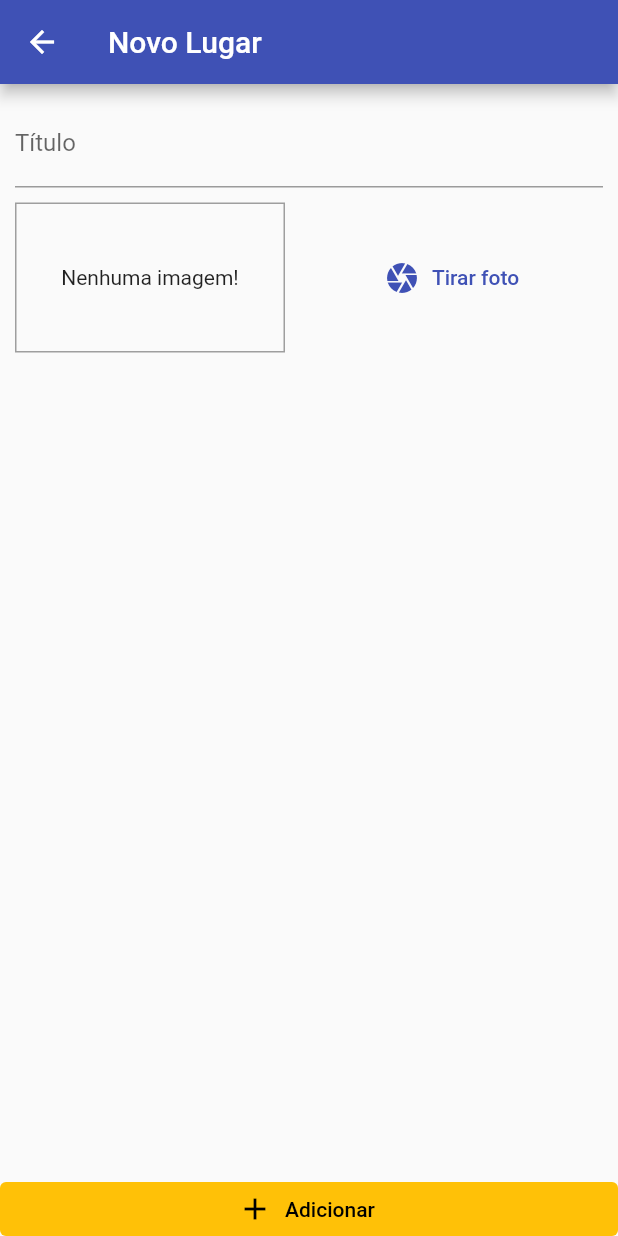
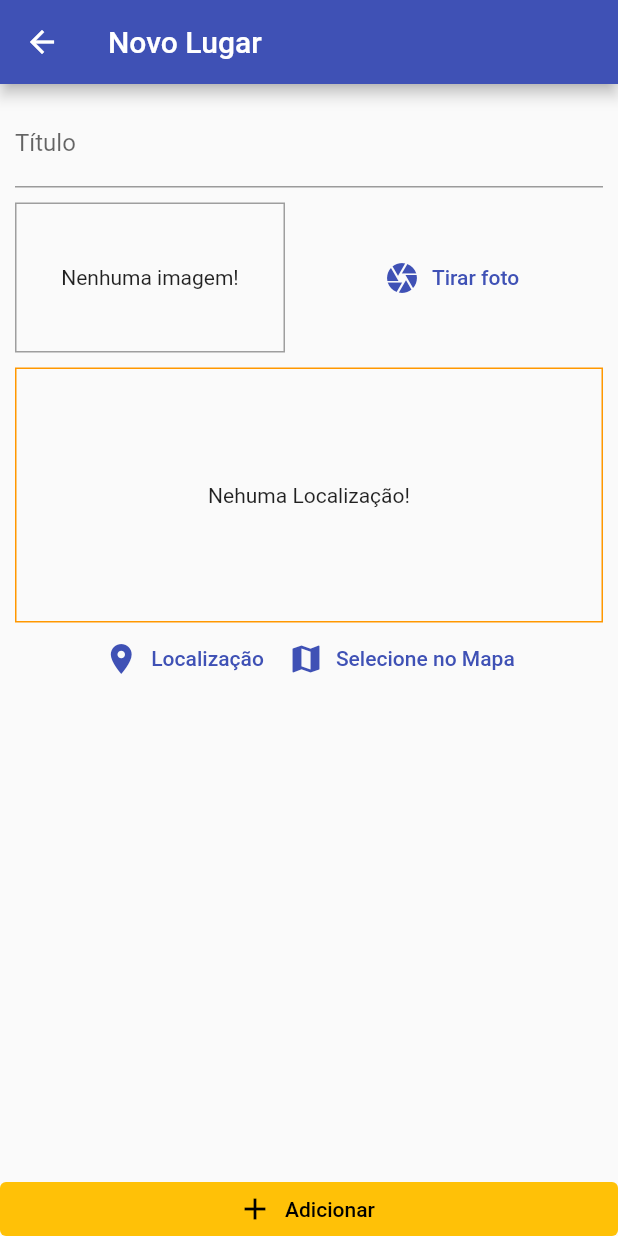
Before and after one commit to caioss8/places_map, a Flutter app: the screen it shows after launch, after a tap on the "add" icon, on a phone screen of 412 x 824 dp. Run offline on Flutter 3.47's test engine with Material 2 defaults, Android fonts, the light colour scheme and no system bars; our stand-ins replace image_picker, sqflite; accounts and stored records are empty.

Commit message:
wip 161220201

```diff
--- a/analysis_options.yaml
+++ b/analysis_options.yaml
@@ -7,7 +7,7 @@
 
 # The following line activates a set of recommended lints for Flutter apps,
 # packages, and plugins designed to encourage good coding practices.
-include: package:flutter_lints/flutter.yaml
+# include: package:flutter_lints/flutter.yaml
 
 linter:
   # The lint rules applied to this project can be customized in the
--- a/lib/provider/great_places.dart
+++ b/lib/provider/great_places.dart
@@ -3,9 +3,28 @@
 
 import 'package:flutter/material.dart';
 import 'package:great_places/models/place.dart';
+import 'package:great_places/utils/db_util.dart';
 
 class GreatPlaces with ChangeNotifier {
   List<Place> _items = [];
+
+  Future<void> loadPlaces() async {
+    final dataList = await DbUtil.getData('places');
+    _items = dataList
+        .map(
+          (item) => Place(
+            id: item['id'],
+            title: item['title'],
+            image: File(item['image']),
+            location: PlaceLocation(
+              latitude: 0.0,
+              longitude: 0.0,
+            ),
+          ),
+        )
+        .toList();
+    notifyListeners();
+  }
 
   List<Place> get items {
     return [..._items];
@@ -19,20 +38,23 @@
     return _items[index];
   }
 
-  void addPlace(String title, File image){
+  void addPlace(String title, File image) {
     final newPlace = Place(
       id: Random().nextDouble().toString(),
       title: title,
       image: image,
       location: PlaceLocation(
-        address: 'a',
-        latitude: 2,
-        longitude: 2,
+        latitude: 0.0,
+        longitude: 0.0,
       ),
     );
 
     _items.add(newPlace);
+    DbUtil.insert('places', {
+      'id': newPlace.id,
+      'title': newPlace.title,
+      'image': newPlace.image.path,
+    });
     notifyListeners();
-
   }
 }
--- a/lib/screens/place_form_screen.dart
+++ b/lib/screens/place_form_screen.dart
@@ -1,8 +1,8 @@
 import 'dart:io';
-
 import 'package:flutter/material.dart';
 import 'package:great_places/provider/great_places.dart';
 import 'package:great_places/widgets/image_input.dart';
+import 'package:great_places/widgets/location_input.dart';
 import 'package:provider/provider.dart';
 
 
@@ -55,6 +55,8 @@
                     ),
                     SizedBox(height: 10),
                     ImageInput(this._selectImage),
+                    SizedBox(height: 10),
+                    LocationInput(),
                   ],
                 ),
               ),
--- a/lib/screens/places_list_screen.dart
+++ b/lib/screens/places_list_screen.dart
@@ -18,7 +18,14 @@
           ),
         ],
       ),
-      body: Consumer<GreatPlaces>(
+      body: FutureBuilder(
+        future: Provider.of<GreatPlaces>(context, listen: false).loadPlaces(),
+        builder: (ctx, snapshot) =>
+        snapshot.connectionState == ConnectionState.waiting
+            ? Center(
+                child: CircularProgressIndicator(),
+              )
+            : Consumer<GreatPlaces>(
                 child: Center(child: Text('Nenhum local cadastrado!')),
                 builder: (ctx, greatPlaces, ch) => greatPlaces.itemsCount == 0
                     ? ch!
@@ -31,9 +38,8 @@
                                 ),
                               ),
                               title: Text(greatPlaces.itemByIndex(i).title),
-                onTap: (){},
-              )
-            )
+                              onTap: () {},
+                            ))),
       ),
     );
   }
--- /dev/null
+++ b/lib/utils/db_util.dart
@@ -0,0 +1,30 @@
+import 'package:path/path.dart' as path;
+import 'package:sqflite/sqflite.dart' as sql;
+
+class DbUtil {
+  static Future<sql.Database> database() async {
+    final dbPath = await sql.getDatabasesPath();
+    return sql.openDatabase(
+      path.join(dbPath, 'places.db'),
+      onCreate: (db, version) {
+        return  db.execute(
+            'CREATE TABLE places (id TEXT PRIMARY KEY, title TEXT, image TEXT)');
+      },
+      version: 1,
+    );
+  }
+
+  static Future<void> insert(String table, Map<String, Object> data) async {
+    final db = await DbUtil.database();
+    await db.insert(
+      table,
+      data,
+      conflictAlgorithm: sql.ConflictAlgorithm.replace,
+    );
+  }
+
+  static Future<List<Map<String, dynamic>>> getData(String table) async {
+     final db = await DbUtil.database();
+     return db.query(table);
+  }
+}
--- /dev/null
+++ b/lib/widgets/location_input.dart
@@ -0,0 +1,49 @@
+import 'package:flutter/material.dart';
+
+class LocationInput extends StatefulWidget {
+  const LocationInput({Key? key}) : super(key: key);
+
+  @override
+  _LocationInputState createState() => _LocationInputState();
+}
+
+class _LocationInputState extends State<LocationInput> {
+  String? _previewImageUrl;
+
+  @override
+  Widget build(BuildContext context) {
+    return Column(
+      children: [
+        Container(
+          height: 170,
+          width: double.infinity,
+          alignment: Alignment.center,
+          decoration:
+              BoxDecoration(border: Border.all(width: 1, color: Colors.orange)),
+          child: _previewImageUrl == null
+              ? Text('Nehuma Localização!')
+              : Image.network(
+                  _previewImageUrl!,
+                  fit: BoxFit.cover,
+                  width: double.infinity,
+                ),
+        ),
+        Row(
+          mainAxisAlignment: MainAxisAlignment.center,
+          children: [
+            TextButton.icon(
+              icon: Icon(Icons.location_on),
+              label: Text('Localização'),
+              onPressed: () {},
+            ),
+            TextButton.icon(
+              icon: Icon(Icons.map),
+              label: Text('Selecione no Mapa'),
+              onPressed: () {},
+            ),
+          ],
+        )
+      ],
+    );
+  }
+}
--- a/pubspec.yaml
+++ b/pubspec.yaml
@@ -30,6 +30,8 @@
   cupertino_icons: ^1.0.2
   path_provider: ^2.0.7
   path: ^1.8.0
+  sqflite: ^2.0.1
+  location: ^4.3.0
 
 dev_dependencies:
   flutter_test:
```
Also changed, not shown: pubspec.lock. Lines whose indentation alone changed are shown as unchanged.
